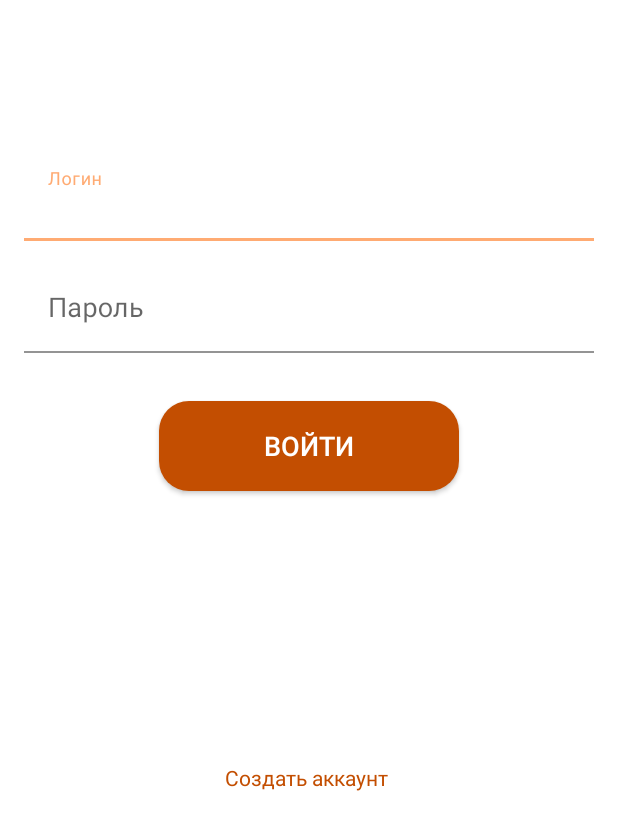
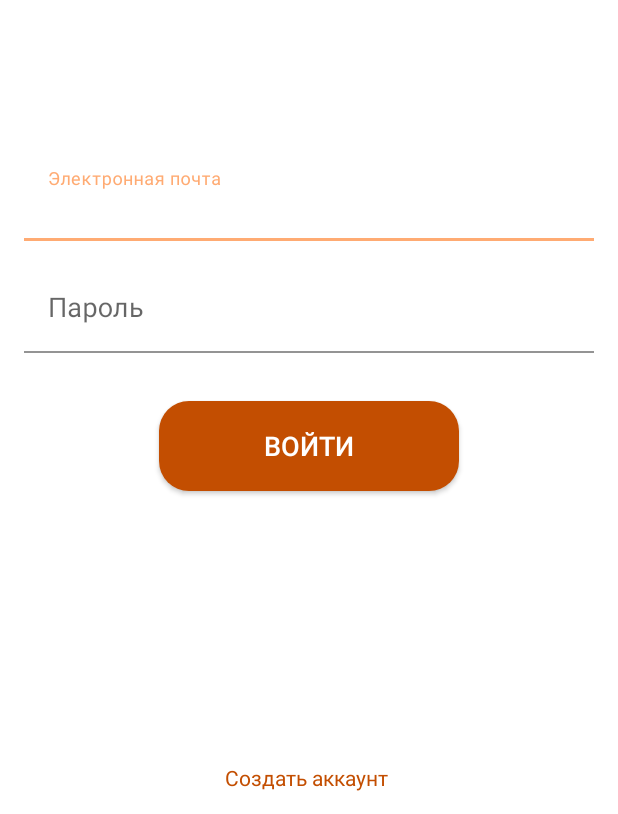
Before and after one commit to qqqestion/MemoryCard, an Android app: the screen it shows after launch (MainActivity), on a phone screen of 412 x 824 dp, the part 422-1236 px from its top. Run offline under Robolectric (Android 15) with nearby library versions, the phone set to English and light mode, and no system bars; our stand-ins replace Dagger/Hilt's generated code, Firebase (no records; nobody signed in at launch, a user with empty details on screens opened directly), Timber; 3 statements that could not run were skipped.

Commit message:
Добавлена регистрация и логин

```diff
--- a/app/build.gradle
+++ b/app/build.gradle
@@ -1,7 +1,6 @@
 plugins {
     id 'com.android.application'
     id 'kotlin-android'
-    id 'kotlin-android-extensions'
     id 'kotlin-kapt'
     id "androidx.navigation.safeargs.kotlin"
     id 'dagger.hilt.android.plugin'
@@ -43,6 +42,10 @@ android {
         jvmTarget = '1.8'
     }
 }
+
+//androidExtensions {
+//    features = ["parcelize"]
+//}
 
 dependencies {
     def lifecycle_version = "2.2.0"
--- a/app/src/main/java/ru/lebedeva/memorycard/app/BaseFragment.kt
+++ b/app/src/main/java/ru/lebedeva/memorycard/app/BaseFragment.kt
@@ -4,7 +4,6 @@ import androidx.core.view.isVisible
 import androidx.fragment.app.Fragment
 import com.google.android.material.dialog.MaterialAlertDialogBuilder
 import com.google.android.material.snackbar.Snackbar
-import kotlinx.android.synthetic.main.activity_main.*
 import timber.log.Timber
 
 open class BaseFragment : Fragment() {
@@ -14,7 +13,7 @@ open class BaseFragment : Fragment() {
     fun hideLoadingBar() = loadingBarVisibility(false)
 
     private fun loadingBarVisibility(isVisible: Boolean) = with(activity) {
-        this?.mainLoadingProgressBar?.isVisible = isVisible
+        (this as? MainActivity)?.binding?.mainLoadingProgressBar?.isVisible = isVisible
     }
 
     fun snackbar(msg: String) = Snackbar.make(
--- a/app/src/main/java/ru/lebedeva/memorycard/app/MainActivity.kt
+++ b/app/src/main/java/ru/lebedeva/memorycard/app/MainActivity.kt
@@ -11,7 +11,7 @@ import timber.log.Timber
 
 class MainActivity : AppCompatActivity() {
 
-    private lateinit var binding: ActivityMainBinding
+    lateinit var binding: ActivityMainBinding
 
     lateinit var viewModelProviderFactory: ViewModelProviderFactory
 
--- a/app/src/main/res/layout/fragment_login.xml
+++ b/app/src/main/res/layout/fragment_login.xml
@@ -1,11 +1,11 @@
 <?xml version="1.0" encoding="utf-8"?>
 <androidx.constraintlayout.widget.ConstraintLayout xmlns:android="http://schemas.android.com/apk/res/android"
-        xmlns:tools="http://schemas.android.com/tools"
-        xmlns:app="http://schemas.android.com/apk/res-auto"
-        android:layout_width="match_parent"
-        android:layout_height="match_parent"
-        android:background="@color/white"
-        tools:context=".app.MainActivity">
+    xmlns:app="http://schemas.android.com/apk/res-auto"
+    xmlns:tools="http://schemas.android.com/tools"
+    android:layout_width="match_parent"
+    android:layout_height="match_parent"
+    android:background="@color/white"
+    tools:context=".app.MainActivity">
 
     <TextView
         android:id="@+id/header"
@@ -14,62 +14,58 @@
         android:text="@string/caps_app_name"
         android:textColor="@color/login_title_color"
         android:textSize="@dimen/login_header"
+        app:layout_constraintBottom_toBottomOf="@id/loginNameContainer"
         app:layout_constraintEnd_toEndOf="parent"
         app:layout_constraintStart_toStartOf="parent"
-        app:layout_constraintTop_toTopOf="parent"
-        app:layout_constraintBottom_toBottomOf="@id/loginNameContainer"
-         />
+        app:layout_constraintTop_toTopOf="parent" />
 
     <com.google.android.material.textfield.TextInputLayout
         android:id="@+id/loginNameContainer"
         android:layout_width="match_parent"
         android:layout_height="wrap_content"
+        android:layout_margin="@dimen/margin_16"
+        android:hint="Электронная почта"
         app:layout_constraintBottom_toTopOf="@+id/loginPasswordContainer"
         app:layout_constraintEnd_toEndOf="parent"
-        app:layout_constraintStart_toStartOf="parent"
-        android:layout_margin="@dimen/margin_16"
-        android:hint="Логин"
-        >
+        app:layout_constraintStart_toStartOf="parent">
+
         <com.google.android.material.textfield.TextInputEditText
-            android:id="@+id/loginName"
+            android:id="@+id/etEmail"
             android:layout_width="match_parent"
             android:layout_height="wrap_content"
             android:backgroundTint="@color/white"
             android:inputType="textPersonName"
             android:textColor="@color/login_title_color"
-            android:textSize="@dimen/card_main_text_size"
-            />
+            android:textSize="@dimen/card_main_text_size" />
     </com.google.android.material.textfield.TextInputLayout>
 
     <com.google.android.material.textfield.TextInputLayout
         android:id="@+id/loginPasswordContainer"
         android:layout_width="match_parent"
         android:layout_height="wrap_content"
-        app:layout_constraintBottom_toTopOf="@+id/guideline"
-        app:layout_constraintEnd_toEndOf="parent"
-        app:layout_constraintStart_toStartOf="parent"
         android:layout_marginStart="@dimen/margin_16"
         android:layout_marginEnd="@dimen/margin_16"
         android:hint="Пароль"
-        >
+        app:layout_constraintBottom_toTopOf="@+id/guideline"
+        app:layout_constraintEnd_toEndOf="parent"
+        app:layout_constraintStart_toStartOf="parent">
+
         <com.google.android.material.textfield.TextInputEditText
-            android:id="@+id/regPassword"
+            android:id="@+id/etPassword"
             android:layout_width="match_parent"
             android:layout_height="wrap_content"
             android:backgroundTint="@color/white"
-            android:inputType="textPersonName"
+            android:inputType="textPassword"
             android:textColor="@color/login_title_color"
-            android:textSize="@dimen/card_main_text_size"
-            />
+            android:textSize="@dimen/card_main_text_size" />
     </com.google.android.material.textfield.TextInputLayout>
 
 
-
     <androidx.appcompat.widget.AppCompatButton
-        android:id="@+id/enterAccountButton"
-        android:layout_marginTop="32dp"
+        android:id="@+id/btnLogin"
         android:layout_width="200dp"
         android:layout_height="60dp"
+        android:layout_marginTop="32dp"
         android:background="@drawable/login_enter_button_background"
         android:text="Войти"
         android:textColor="@color/white"
@@ -81,19 +77,18 @@
     </androidx.appcompat.widget.AppCompatButton>
 
     <Button
-        app:layout_constraintTop_toBottomOf="@+id/enterAccountButton"
-        app:layout_constraintStart_toStartOf="parent"
-        app:layout_constraintEnd_toEndOf="parent"
-        app:layout_constraintBottom_toBottomOf="parent"
-        android:id="@+id/regButton"
+        android:id="@+id/btnGoToRegistration"
         style="@style/Widget.AppCompat.ActionButton.Overflow"
         android:layout_width="wrap_content"
         android:layout_height="wrap_content"
         android:text="Создать аккаунт"
         android:textColor="@color/login_title_color"
         android:textSize="14sp"
-        app:layout_constraintVertical_bias="1"
-        />
+        app:layout_constraintBottom_toBottomOf="parent"
+        app:layout_constraintEnd_toEndOf="parent"
+        app:layout_constraintStart_toStartOf="parent"
+        app:layout_constraintTop_toBottomOf="@+id/btnLogin"
+        app:layout_constraintVertical_bias="1" />
 
 
     <androidx.constraintlayout.widget.Guideline
```
Also changed, not shown: app/src/main/java/ru/lebedeva/memorycard/app/fragments/LoginFragment.kt (+24 -4 lines), app/src/main/java/ru/lebedeva/memorycard/app/fragments/RegisterFragment.kt (+36 -3 lines), app/src/main/java/ru/lebedeva/memorycard/app/viewmodels/LoginViewModel.kt (+12 -13 lines), app/src/main/java/ru/lebedeva/memorycard/app/viewmodels/RegisterViewModel.kt (added, +43 -0 lines), app/src/main/res/layout/fragment_register.xml (+27 -33 lines).
